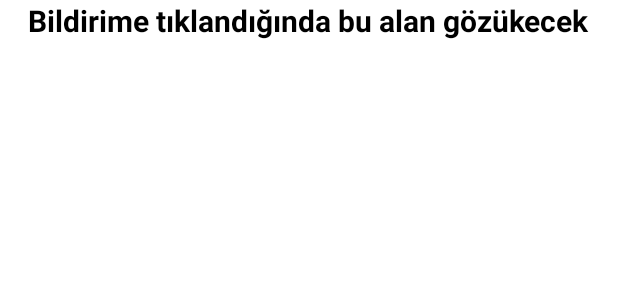
After one commit to denemeeeee/Mesaj_uygulamasi, an Android app: the layout notification.xml on its own in the app's theme, with its tools: preview values and no code run, on a phone screen of 412 x 824 dp. The commit adds this screen. Shown: the top 300 px of the screen. Run offline under Robolectric (Android 15) with nearby library versions, the phone set to English and light mode, and no system bars.

Commit message:
version Notifi eklendi

```diff
--- a/app/src/main/AndroidManifest.xml
+++ b/app/src/main/AndroidManifest.xml
@@ -19,6 +19,7 @@
                 <category android:name="android.intent.category.LAUNCHER" />
             </intent-filter>
         </activity>
+<activity android:name=".notification" />
         <activity android:name=".MainActivity" />
     </application>
 
--- a/app/src/main/res/layout/activity_main.xml
+++ b/app/src/main/res/layout/activity_main.xml
@@ -40,6 +40,7 @@
         android:layout_alignLeft="@+id/ekle"
         android:layout_below="@+id/ekle"
         android:text="Mesajları Yenile" />
+
 </LinearLayout>
 
     <ListView
--- /dev/null
+++ b/app/src/main/res/layout/notification.xml
@@ -0,0 +1,17 @@
+<?xml version="1.0" encoding="utf-8"?>
+<LinearLayout xmlns:android="http://schemas.android.com/apk/res/android"
+    android:layout_width="match_parent"
+    android:layout_height="match_parent"
+    android:orientation="vertical"
+    android:background="#ffffff">
+    <TextView
+        android:layout_width="wrap_content"
+        android:layout_height="wrap_content"
+        android:text="Bildirime tıklandığında bu alan gözükecek"
+        android:layout_gravity="center"
+        android:textSize="20sp"
+        android:textColor="#000000"
+        android:textStyle="bold"
+        />
+
+</LinearLayout>
```
Also changed, not shown: app/src/main/java/com/example/mesajlama_uygulamas/MainActivity.java (+31 -0 lines), app/src/main/java/com/example/mesajlama_uygulamas/notification.java (added, +14 -0 lines), app/src/main/res/drawable/bildirimresmi.png (added).
